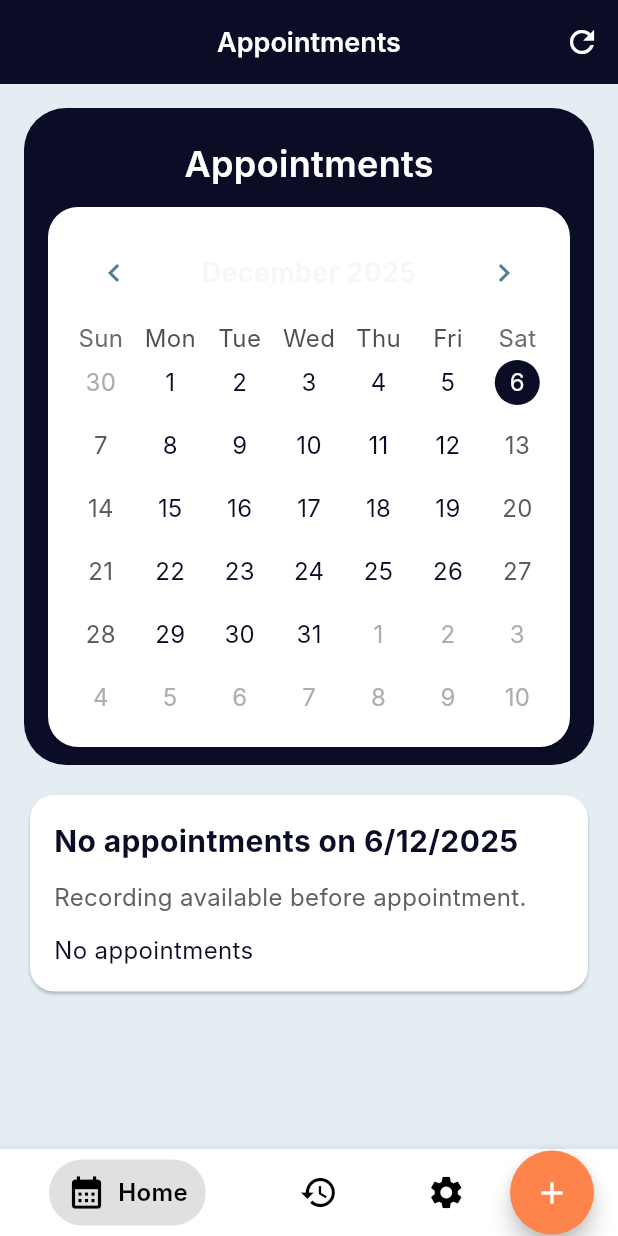
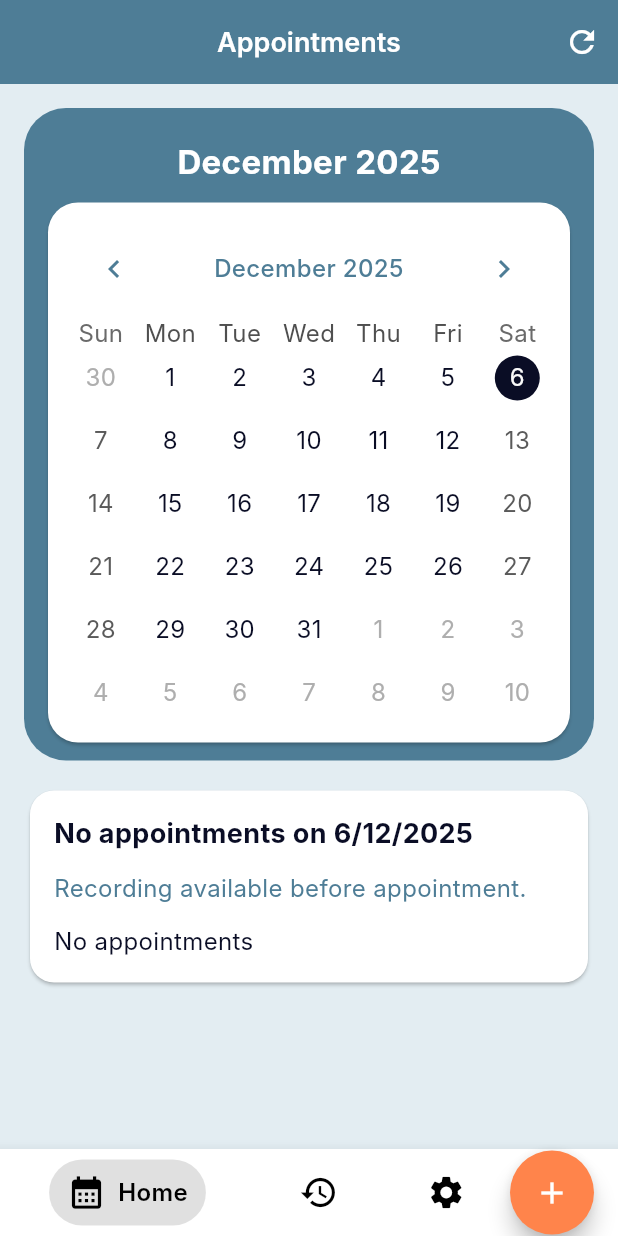
Before and after one commit to kusyuk/ema, a Flutter app: the screen it shows after launch, after a tap on "Skip", on a phone screen of 412 x 824 dp. Run offline on Flutter 3.47's test engine with Material 3 defaults, Android fonts, the phone set to English and light mode, and no system bars; drawn by our look-alikes of stylish_bottom_bar, table_calendar; our stand-ins replace dio, equatable, flutter_dotenv, flutter_local_notifications, flutter_tts, get_it and 7 more; missing offline and left inert: record; accounts and stored records are empty; Roboto replaces fonts that are missing (Inter).

Commit message:
Phase 11: Color Pallete

```diff
--- a/lib/core/theme/app_theme.dart
+++ b/lib/core/theme/app_theme.dart
@@ -71,7 +71,7 @@ class AppTheme {
 
     return base.copyWith(
       appBarTheme: const AppBarTheme(
-        backgroundColor: primaryDark,
+        backgroundColor: iconDefault, // use palette blue
         foregroundColor: primaryLight,
         elevation: 0,
       ),
@@ -178,7 +178,7 @@ class AppTheme {
 
     return base.copyWith(
       appBarTheme: const AppBarTheme(
-        backgroundColor: primaryDark,
+        backgroundColor: iconDefault, // use palette blue
         foregroundColor: primaryLight,
         elevation: 0,
       ),
--- a/lib/presentation/pages/calendar_home_page.dart
+++ b/lib/presentation/pages/calendar_home_page.dart
@@ -208,24 +208,24 @@ class CalendarHomePageState extends State<CalendarHomePage> {
         children: [
           Container(
             decoration: BoxDecoration(
-              color: AppTheme.primaryDark,
+              color: AppTheme.iconDefault,
               borderRadius: BorderRadius.circular(28),
             ),
             padding: const EdgeInsets.symmetric(horizontal: 16, vertical: 12),
             child: Column(
               children: [
                 const SizedBox(height: 8),
-                const Text(
-                  'Appointments',
-                  style: TextStyle(
-                    fontSize: 24,
-                    fontWeight: FontWeight.w600,
+                Text(
+                  _monthYearLabel(_focusedDay),
+                  style: const TextStyle(
+                    fontSize: 22,
+                    fontWeight: FontWeight.w700,
                     color: AppTheme.primaryLight,
                   ),
                 ),
                 const SizedBox(height: 12),
                 Card(
-                  color: AppTheme.primaryLight,
+                  color: AppTheme.surfaceLight,
                   shape: RoundedRectangleBorder(
                     borderRadius: BorderRadius.circular(20),
                   ),
@@ -270,17 +270,17 @@ class CalendarHomePageState extends State<CalendarHomePage> {
                         formatButtonVisible: false,
                         titleCentered: true,
                         titleTextStyle: TextStyle(
-                          color: AppTheme.textOnDark,
-                          fontSize: 18,
-                          fontWeight: FontWeight.w600,
+                          color: AppTheme.textSecondary,
+                          fontSize: 16,
+                          fontWeight: FontWeight.w500,
                         ),
                         leftChevronIcon: Icon(
                           Icons.chevron_left,
-                          color: AppTheme.iconDefault,
+                          color: AppTheme.textSecondary,
                         ),
                         rightChevronIcon: Icon(
                           Icons.chevron_right,
-                          color: AppTheme.iconDefault,
+                          color: AppTheme.textSecondary,
                         ),
                       ),
                     ),
@@ -294,6 +294,24 @@ class CalendarHomePageState extends State<CalendarHomePage> {
         ],
       ),
     );
+  }
+
+  String _monthYearLabel(DateTime date) {
+    final months = [
+      'January',
+      'February',
+      'March',
+      'April',
+      'May',
+      'June',
+      'July',
+      'August',
+      'September',
+      'October',
+      'November',
+      'December',
+    ];
+    return '${months[date.month - 1]} ${date.year}';
   }
 
   Widget _buildSelectedDayCard(
@@ -319,8 +337,9 @@ class CalendarHomePageState extends State<CalendarHomePage> {
             Text(
               title,
               style: const TextStyle(
-                fontSize: AppConstants.defaultFontSize + 2,
-                fontWeight: FontWeight.bold,
+                fontSize: 18,
+                fontWeight: FontWeight.w700,
+                color: AppTheme.textPrimaryDark,
               ),
             ),
             const SizedBox(height: 12),
@@ -354,7 +373,7 @@ class CalendarHomePageState extends State<CalendarHomePage> {
             else if (!isPast)
               Text(
                 _reminderLeadTextForSelection(appointments),
-                style: TextStyle(color: Colors.grey[700]),
+                style: const TextStyle(color: AppTheme.textSecondary),
               ),
             const SizedBox(height: 12),
             if (appointments.isEmpty)
```
